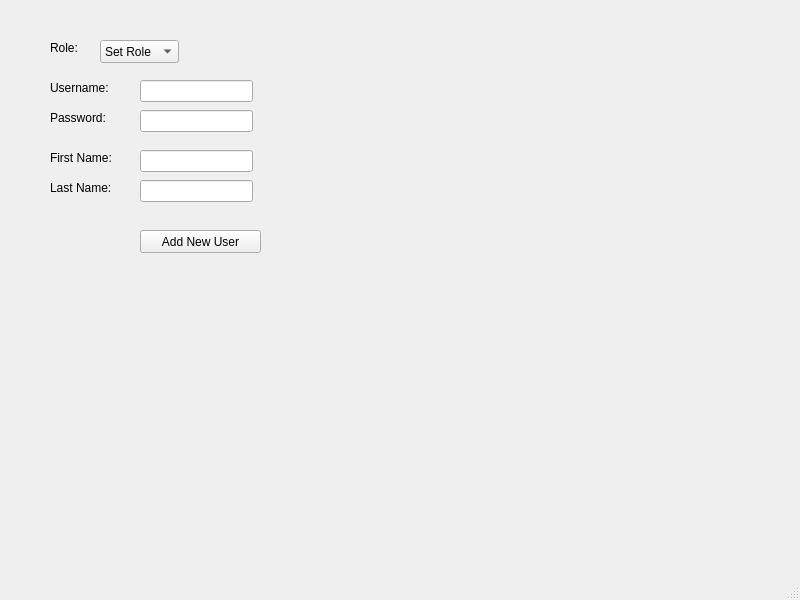
This is RentalsGUI/mainwindow.ui in amilcar-vasquez/OOPrograms2.0 as Qt 5 draws it before an edit. The edited form follows.
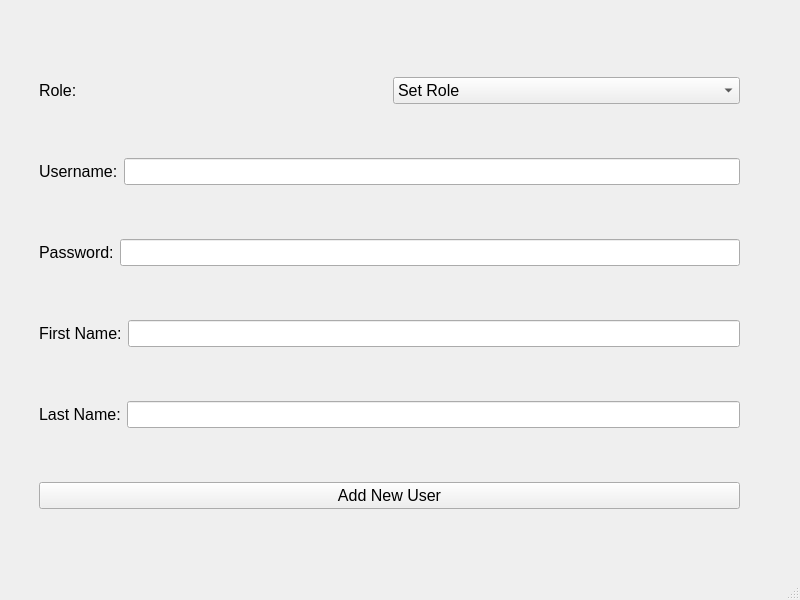
This is the edited form. The open tabs and pages were chosen to show the change.

Commit message: final functioning code, some layout changes

```diff
--- a/RentalsGUI/mainwindow.ui
+++ b/RentalsGUI/mainwindow.ui
@@ -10,19 +10,18 @@
     <height>600</height>
    </rect>
   </property>
+  <property name="font">
+   <font>
+    <pointsize>12</pointsize>
+   </font>
+  </property>
   <property name="windowTitle">
    <string>MainWindow</string>
   </property>
   <widget class="QWidget" name="centralwidget">
+   <layout class="QHBoxLayout" name="horizontalLayout_3">
+    <item>
    <widget class="QStackedWidget" name="stackedWidget">
-    <property name="geometry">
-     <rect>
-      <x>10</x>
-      <y>10</y>
-      <width>781</width>
-      <height>491</height>
-     </rect>
-    </property>
     <property name="currentIndex">
      <number>4</number>
     </property>
@@ -175,149 +174,111 @@
      </widget>
     </widget>
     <widget class="QWidget" name="addUserForm">
+       <widget class="QWidget" name="">
+        <property name="geometry">
+         <rect>
+          <x>30</x>
+          <y>20</y>
+          <width>701</width>
+          <height>531</height>
+         </rect>
+        </property>
+        <layout class="QVBoxLayout" name="verticalLayout_2">
+         <item>
+          <layout class="QHBoxLayout" name="horizontalLayout_4">
+           <item>
      <widget class="QLabel" name="roleLabel">
-      <property name="geometry">
-       <rect>
-        <x>40</x>
-        <y>30</y>
-        <width>58</width>
-        <height>15</height>
-       </rect>
-      </property>
       <property name="text">
        <string>Role:</string>
       </property>
      </widget>
+           </item>
+           <item>
+            <widget class="QComboBox" name="roleSelector">
+             <item>
+              <property name="text">
+               <string>Set Role</string>
+              </property>
+             </item>
+             <item>
+              <property name="text">
+               <string>Clerk</string>
+              </property>
+             </item>
+             <item>
+              <property name="text">
+               <string>Manager</string>
+              </property>
+             </item>
+            </widget>
+           </item>
+          </layout>
+         </item>
+         <item>
+          <layout class="QHBoxLayout" name="horizontalLayout_5">
+           <item>
      <widget class="QLabel" name="usernameLabel">
-      <property name="geometry">
-       <rect>
-        <x>40</x>
-        <y>70</y>
-        <width>71</width>
-        <height>16</height>
-       </rect>
-      </property>
       <property name="text">
        <string>Username:</string>
       </property>
      </widget>
+           </item>
+           <item>
+            <widget class="QLineEdit" name="enterUserBox"/>
+           </item>
+          </layout>
+         </item>
+         <item>
+          <layout class="QHBoxLayout" name="horizontalLayout_6">
+           <item>
      <widget class="QLabel" name="passwordLabel_2">
-      <property name="geometry">
-       <rect>
-        <x>40</x>
-        <y>100</y>
-        <width>71</width>
-        <height>16</height>
-       </rect>
-      </property>
       <property name="text">
        <string>Password:</string>
       </property>
      </widget>
+           </item>
+           <item>
+            <widget class="QLineEdit" name="enterPasswordBox"/>
+           </item>
+          </layout>
+         </item>
+         <item>
+          <layout class="QHBoxLayout" name="horizontalLayout_7">
+           <item>
      <widget class="QLabel" name="fnameLabel">
-      <property name="geometry">
-       <rect>
-        <x>40</x>
-        <y>140</y>
-        <width>81</width>
-        <height>16</height>
-       </rect>
-      </property>
       <property name="text">
        <string>First Name:</string>
       </property>
      </widget>
+           </item>
+           <item>
+            <widget class="QLineEdit" name="enterFnameBox"/>
+           </item>
+          </layout>
+         </item>
+         <item>
+          <layout class="QHBoxLayout" name="horizontalLayout_8">
+           <item>
      <widget class="QLabel" name="lnameLabel">
-      <property name="geometry">
-       <rect>
-        <x>40</x>
-        <y>170</y>
-        <width>81</width>
-        <height>16</height>
-       </rect>
-      </property>
       <property name="text">
        <string>Last Name:</string>
       </property>
      </widget>
-     <widget class="QComboBox" name="roleSelector">
-      <property name="geometry">
-       <rect>
-        <x>90</x>
-        <y>30</y>
-        <width>79</width>
-        <height>23</height>
-       </rect>
-      </property>
-      <item>
-       <property name="text">
-        <string>Set Role</string>
-       </property>
       </item>
       <item>
-       <property name="text">
-        <string>Clerk</string>
-       </property>
-      </item>
-      <item>
-       <property name="text">
-        <string>Manager</string>
-       </property>
-      </item>
-     </widget>
-     <widget class="QLineEdit" name="enterUserBox">
-      <property name="geometry">
-       <rect>
-        <x>130</x>
-        <y>70</y>
-        <width>113</width>
-        <height>22</height>
-       </rect>
-      </property>
-     </widget>
-     <widget class="QLineEdit" name="enterPasswordBox">
-      <property name="geometry">
-       <rect>
-        <x>130</x>
-        <y>100</y>
-        <width>113</width>
-        <height>22</height>
-       </rect>
-      </property>
-     </widget>
-     <widget class="QLineEdit" name="enterFnameBox">
-      <property name="geometry">
-       <rect>
-        <x>130</x>
-        <y>140</y>
-        <width>113</width>
-        <height>22</height>
-       </rect>
-      </property>
-     </widget>
-     <widget class="QLineEdit" name="enterLnameBox">
-      <property name="geometry">
-       <rect>
-        <x>130</x>
-        <y>170</y>
-        <width>113</width>
-        <height>22</height>
-       </rect>
-      </property>
-     </widget>
+            <widget class="QLineEdit" name="enterLnameBox"/>
+           </item>
+          </layout>
+         </item>
+         <item>
      <widget class="QPushButton" name="addUserButton">
-      <property name="geometry">
-       <rect>
-        <x>130</x>
-        <y>220</y>
-        <width>121</width>
-        <height>23</height>
-       </rect>
-      </property>
       <property name="text">
        <string>Add New User</string>
       </property>
      </widget>
+         </item>
+        </layout>
+       </widget>
     </widget>
     <widget class="QWidget" name="updateUserForm">
      <widget class="QLineEdit" name="updateFnameBox">
@@ -488,16 +449,8 @@
      </widget>
     </widget>
    </widget>
-  </widget>
-  <widget class="QMenuBar" name="menubar">
-   <property name="geometry">
-    <rect>
-     <x>0</x>
-     <y>0</y>
-     <width>800</width>
-     <height>20</height>
-    </rect>
-   </property>
+    </item>
+   </layout>
   </widget>
   <widget class="QStatusBar" name="statusbar"/>
  </widget>
```
Left out of the diff: 123 changed lines with no effect on the pictures. Lines whose indentation alone changed are shown as unchanged. The commit also changes 6 other files.
